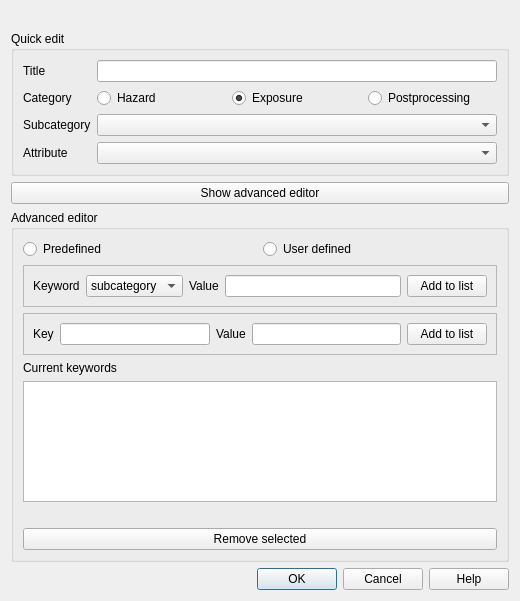
Above: safe_qgis/keywords_dialog_base.ui from inasafe/inasafe before the change. Below: the same form after it.
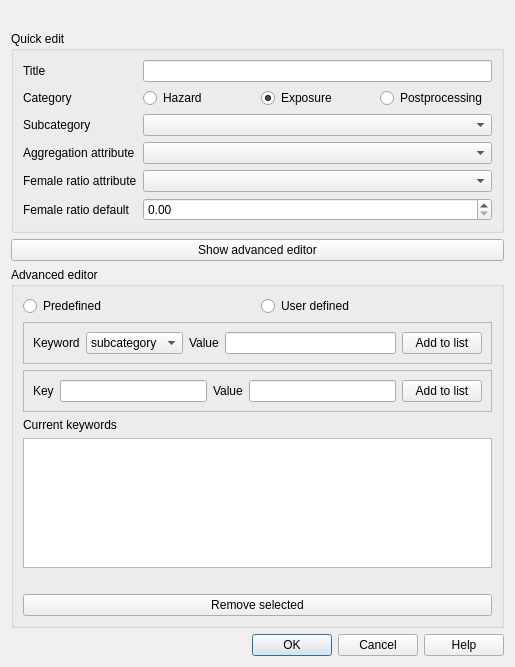
That is the form after the change. Icons and pictures are not drawn.

```diff
--- a/safe_qgis/keywords_dialog_base.ui
+++ b/safe_qgis/keywords_dialog_base.ui
@@ -6,10 +6,16 @@
    <rect>
     <x>0</x>
     <y>0</y>
-    <width>520</width>
-    <height>601</height>
+    <width>515</width>
+    <height>667</height>
    </rect>
   </property>
+  <property name="sizePolicy">
+   <sizepolicy hsizetype="Preferred" vsizetype="Preferred">
+    <horstretch>0</horstretch>
+    <verstretch>0</verstretch>
+   </sizepolicy>
+  </property>
   <property name="windowTitle">
    <string>InaSAFE - Keyword Editor</string>
   </property>
@@ -17,13 +23,44 @@
    <iconset resource="resources.qrc">
     <normaloff>:/plugins/inasafe/icon.png</normaloff>:/plugins/inasafe/icon.png</iconset>
   </property>
-  <layout class="QGridLayout" name="gridLayout_2">
-   <item row="2" column="0">
+  <layout class="QVBoxLayout" name="verticalLayout">
+   <item>
+    <widget class="QLabel" name="lblLayerName">
+     <property name="sizePolicy">
+      <sizepolicy hsizetype="Preferred" vsizetype="Fixed">
+       <horstretch>0</horstretch>
+       <verstretch>0</verstretch>
+      </sizepolicy>
+     </property>
+     <property name="font">
+      <font>
+       <weight>75</weight>
+       <bold>true</bold>
+      </font>
+     </property>
+     <property name="text">
+      <string/>
+     </property>
+     <property name="wordWrap">
+      <bool>true</bool>
+     </property>
+    </widget>
+   </item>
+   <item>
     <widget class="QGroupBox" name="grpSimple">
+     <property name="sizePolicy">
+      <sizepolicy hsizetype="Preferred" vsizetype="Fixed">
+       <horstretch>0</horstretch>
+       <verstretch>0</verstretch>
+      </sizepolicy>
+     </property>
      <property name="title">
       <string>Quick edit</string>
      </property>
      <layout class="QGridLayout" name="gridLayout_3">
+      <item row="4" column="1">
+       <widget class="QComboBox" name="cboFemaleRatioAttribute"/>
+      </item>
       <item row="2" column="1">
        <widget class="QComboBox" name="cboSubcategory">
         <property name="toolTip">
@@ -31,15 +68,8 @@
         </property>
        </widget>
       </item>
-      <item row="0" column="0">
-       <widget class="QLabel" name="lblTitle">
-        <property name="text">
-         <string>Title</string>
-        </property>
-       </widget>
-      </item>
       <item row="2" column="0">
-       <widget class="QLabel" name="label_2">
+       <widget class="QLabel" name="lblSubcategory">
         <property name="text">
          <string>Subcategory</string>
         </property>
@@ -48,6 +78,19 @@
         </property>
        </widget>
       </item>
+      <item row="3" column="1">
+       <widget class="QComboBox" name="cboAggregationAttribute"/>
+      </item>
+      <item row="3" column="0">
+       <widget class="QLabel" name="lblAggregationAttribute">
+        <property name="enabled">
+         <bool>true</bool>
+        </property>
+        <property name="text">
+         <string>Aggregation attribute</string>
+        </property>
+       </widget>
+      </item>
       <item row="1" column="0">
        <widget class="QLabel" name="lblCategory">
         <property name="text">
@@ -55,9 +98,6 @@
         </property>
        </widget>
       </item>
-      <item row="0" column="1">
-       <widget class="QLineEdit" name="leTitle"/>
-      </item>
       <item row="1" column="1">
        <layout class="QHBoxLayout" name="horizontalLayout_3">
         <item>
@@ -92,23 +132,50 @@
         </item>
        </layout>
       </item>
-      <item row="3" column="1">
-       <widget class="QComboBox" name="cboAggregationAttribute"/>
+      <item row="0" column="1">
+       <widget class="QLineEdit" name="leTitle"/>
       </item>
-      <item row="3" column="0">
-       <widget class="QLabel" name="lblAggregationAttribute">
-        <property name="enabled">
+      <item row="0" column="0">
+       <widget class="QLabel" name="lblTitle">
+        <property name="text">
+         <string>Title</string>
+        </property>
+       </widget>
+      </item>
+      <item row="4" column="0">
+       <widget class="QLabel" name="lblFemaleRatioAttribute">
+        <property name="text">
+         <string>Female ratio attribute</string>
+        </property>
+       </widget>
+      </item>
+      <item row="5" column="0">
+       <widget class="QLabel" name="lblFemaleRatioDefault">
+        <property name="text">
+         <string>Female ratio default</string>
+        </property>
+       </widget>
+      </item>
+      <item row="5" column="1">
+       <widget class="QDoubleSpinBox" name="dsbFemaleRatioDefault">
+        <property name="accelerated">
          <bool>true</bool>
         </property>
-        <property name="text">
-         <string>Attribute</string>
+        <property name="maximum">
+         <double>1.000000000000000</double>
+        </property>
+        <property name="singleStep">
+         <double>0.010000000000000</double>
+        </property>
+        <property name="value">
+         <double>0.000000000000000</double>
         </property>
        </widget>
       </item>
      </layout>
     </widget>
    </item>
-   <item row="3" column="0">
+   <item>
     <widget class="QPushButton" name="pbnAdvanced">
      <property name="text">
       <string>Show advanced editor</string>
@@ -118,28 +185,14 @@
      </property>
     </widget>
    </item>
-   <item row="5" column="0">
-    <widget class="QDialogButtonBox" name="buttonBox">
-     <property name="orientation">
-      <enum>Qt::Horizontal</enum>
-     </property>
-     <property name="standardButtons">
-      <set>QDialogButtonBox::Cancel|QDialogButtonBox::Help|QDialogButtonBox::Ok</set>
-     </property>
-    </widget>
-   </item>
-   <item row="0" column="0">
-    <widget class="QLabel" name="lblLayerName">
-     <property name="text">
-      <string/>
-     </property>
-     <property name="wordWrap">
-      <bool>true</bool>
-     </property>
-    </widget>
-   </item>
-   <item row="4" column="0">
+   <item>
     <widget class="QGroupBox" name="grpAdvanced">
+     <property name="sizePolicy">
+      <sizepolicy hsizetype="Preferred" vsizetype="Expanding">
+       <horstretch>0</horstretch>
+       <verstretch>0</verstretch>
+      </sizepolicy>
+     </property>
      <property name="title">
       <string>Advanced editor</string>
      </property>
@@ -311,6 +364,25 @@
      </layout>
     </widget>
    </item>
+   <item>
+    <widget class="QDialogButtonBox" name="buttonBox">
+     <property name="sizePolicy">
+      <sizepolicy hsizetype="Expanding" vsizetype="Fixed">
+       <horstretch>0</horstretch>
+       <verstretch>0</verstretch>
+      </sizepolicy>
+     </property>
+     <property name="orientation">
+      <enum>Qt::Horizontal</enum>
+     </property>
+     <property name="standardButtons">
+      <set>QDialogButtonBox::Cancel|QDialogButtonBox::Help|QDialogButtonBox::Ok</set>
+     </property>
+     <property name="centerButtons">
+      <bool>false</bool>
+     </property>
+    </widget>
+   </item>
   </layout>
  </widget>
  <tabstops>
```
Left out of the diff: 132 changed lines with no effect on the pictures.
